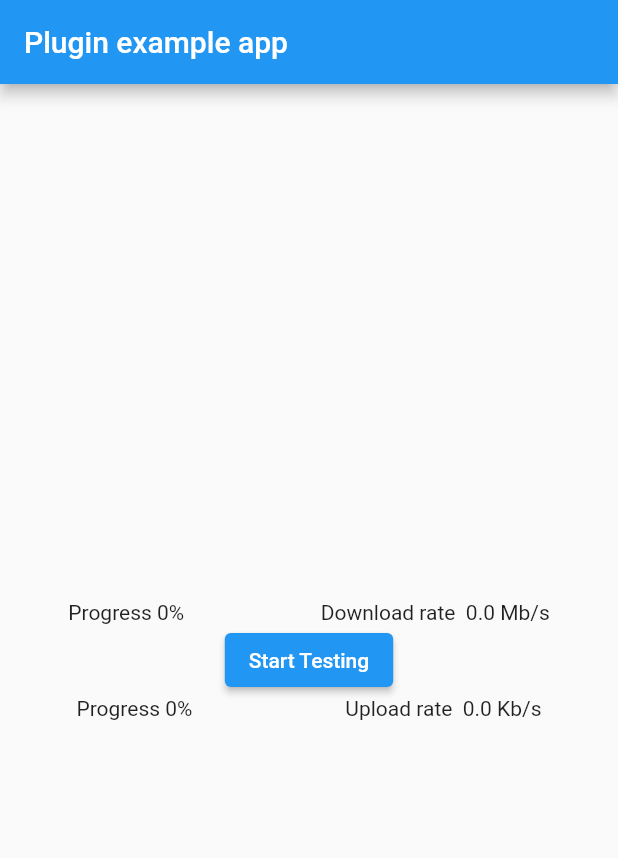
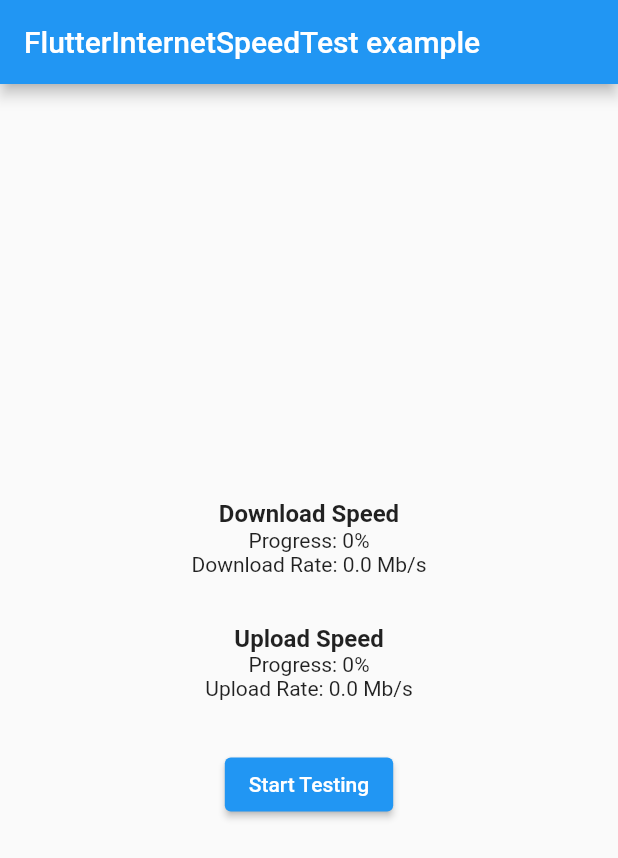
Before and after one commit to shaz-tech/flutter_internet_speed_test, a Flutter app: the screen it shows after launch, after a tap on "Start Testing", on a phone screen of 412 x 824 dp. Shown: the top 858 px of the screen. Run offline on Flutter 3.47's test engine with Material 2 defaults, Android fonts, the phone set to English and light mode, and no system bars; our stand-ins replace connectivity_plus, plugin_platform_interface; missing offline and left inert: tuple_dart.

Commit message:
* Added internet connectivity check * Added method to check isTestInProgress * Made FlutterInternetSpeedTest singleton to run single test at a time * No tuple dependency

```diff
--- a/example/lib/main.dart
+++ b/example/lib/main.dart
@@ -16,6 +16,7 @@ class MyApp extends StatefulWidget {
 class _MyAppState extends State<MyApp> {
   final internetSpeedTest = FlutterInternetSpeedTest();
 
+  bool testInProgress = false;
   double downloadRate = 0;
   double uploadRate = 0;
   String downloadProgress = '0';
@@ -28,23 +29,52 @@ class _MyAppState extends State<MyApp> {
     return MaterialApp(
       home: Scaffold(
         appBar: AppBar(
-          title: const Text('Plugin example app'),
+          title: const Text('FlutterInternetSpeedTest example'),
         ),
         body: Center(
           child: Column(
             mainAxisSize: MainAxisSize.min,
             children: <Widget>[
-              Row(
-                mainAxisAlignment: MainAxisAlignment.spaceAround,
+              Column(
+                mainAxisAlignment: MainAxisAlignment.center,
                 children: <Widget>[
-                  Text('Progress $downloadProgress%'),
-                  Text('Download rate  $downloadRate $unitText'),
+                  const Text(
+                    'Download Speed',
+                    style: TextStyle(
+                      fontSize: 16.0,
+                      fontWeight: FontWeight.bold,
+                    ),
+                  ),
+                  Text('Progress: $downloadProgress%'),
+                  Text('Download Rate: $downloadRate $unitText'),
                 ],
               ),
+              const SizedBox(
+                height: 32.0,
+              ),
+              Column(
+                mainAxisAlignment: MainAxisAlignment.center,
+                children: <Widget>[
+                  const Text(
+                    'Upload Speed',
+                    style: TextStyle(
+                      fontSize: 16.0,
+                      fontWeight: FontWeight.bold,
+                    ),
+                  ),
+                  Text('Progress: $uploadProgress%'),
+                  Text('Upload Rate: $uploadRate $unitText'),
+                ],
+              ),
+              const SizedBox(
+                height: 32.0,
+              ),
+              if (!testInProgress) ...{
                 ElevatedButton(
                   child: const Text('Start Testing'),
-                onPressed: () {
-                  internetSpeedTest.startTesting(
+                  onPressed: () async {
+                    reset();
+                    final started = await internetSpeedTest.startTesting(
                       onDone: (TestResult download, TestResult upload) {
                         if (kDebugMode) {
                           print(
@@ -55,6 +85,7 @@ class _MyAppState extends State<MyApp> {
                           unitText =
                               download.unit == SpeedUnit.Kbps ? 'Kb/s' : 'Mb/s';
                           downloadProgress = '100';
+                          testInProgress = false;
                         });
                         setState(() {
                           uploadRate = upload.transferRate;
@@ -85,21 +116,32 @@ class _MyAppState extends State<MyApp> {
                           print(
                               'the errorMessage $errorMessage, the speedTestError $speedTestError');
                         }
+                        reset();
                       },
                     );
+                    setState(() => testInProgress = started);
                   },
-              ),
-              Row(
-                mainAxisAlignment: MainAxisAlignment.spaceAround,
-                children: <Widget>[
-                  Text('Progress $uploadProgress%'),
-                  Text('Upload rate  $uploadRate Kb/s'),
-                ],
-              ),
+                )
+              } else ...{
+                const CircularProgressIndicator(),
+              },
             ],
           ),
         ),
       ),
     );
   }
+
+  void reset() {
+    setState(() {
+      {
+        testInProgress = false;
+        downloadRate = 0;
+        uploadRate = 0;
+        downloadProgress = '0';
+        uploadProgress = '0';
+        unitText = 'Mb/s';
       }
+    });
+  }
+}
--- a/lib/flutter_internet_speed_test.dart
+++ b/lib/flutter_internet_speed_test.dart
@@ -1,3 +1,11 @@
-export './src/flutter_internet_speed_test.dart' show FlutterInternetSpeedTest;
+library flutter_internet_speed_test;
+
+export './src/flutter_internet_speed_test.dart'
+    show
+        FlutterInternetSpeedTest,
+        ResultCallback,
+        TestProgressCallback;
+export './src/flutter_internet_speed_test_platform_interface.dart'
+    show ErrorCallback;
 export './src/callbacks_enum.dart';
 export './src/test_result.dart' show TestResult;
--- a/lib/src/flutter_internet_speed_test.dart
+++ b/lib/src/flutter_internet_speed_test.dart
@@ -1,3 +1,4 @@
+import 'package:connectivity_plus/connectivity_plus.dart';
 import 'package:flutter_internet_speed_test/src/test_result.dart';
 
 import 'callbacks_enum.dart';
@@ -7,7 +8,14 @@ typedef ResultCallback = void Function(TestResult download, TestResult upload);
 typedef TestProgressCallback = void Function(double percent, TestResult data);
 
 class FlutterInternetSpeedTest {
+  static final FlutterInternetSpeedTest _instance =
+      FlutterInternetSpeedTest._private();
+
   bool _isTestInProgress = false;
+
+  factory FlutterInternetSpeedTest() => _instance;
+
+  FlutterInternetSpeedTest._private();
 
   bool isTestInProgress() => _isTestInProgress;
 
@@ -20,6 +28,9 @@ class FlutterInternetSpeedTest {
     int fileSize = 200000,
   }) async {
     if (_isTestInProgress) {
+      return false;
+    }
+    if (await isInternetAvailable() == false) {
       return false;
     }
     _isTestInProgress = true;
@@ -61,4 +72,11 @@ class FlutterInternetSpeedTest {
     );
     return true;
   }
+
+  Future<bool> isInternetAvailable() async {
+    final connectivity = Connectivity();
+    final connectivityResult = await connectivity.checkConnectivity();
+    return connectivityResult == ConnectivityResult.mobile ||
+        connectivityResult == ConnectivityResult.wifi;
+  }
 }
--- a/lib/src/flutter_internet_speed_test_method_channel.dart
+++ b/lib/src/flutter_internet_speed_test_method_channel.dart
@@ -1,6 +1,6 @@
 import 'package:flutter/foundation.dart';
 import 'package:flutter/services.dart';
-import 'package:tuple/tuple.dart';
+import 'package:tuple_dart/tuple.dart';
 
 import 'callbacks_enum.dart';
 import 'flutter_internet_speed_test_platform_interface.dart';
--- a/pubspec.yaml
+++ b/pubspec.yaml
@@ -3,6 +3,7 @@ description: A Flutter plugin to test internet download and upload speed.
 version: 1.0.1
 # authors: [ Shahbaz Akhtar <meshahbaz.akhtar@gmail.com> ]
 homepage: https://github.com/shaz-tech/flutter_internet_speed_test
+publish_to: https://pub.dev
 
 environment:
   sdk: ">=2.17.3 <3.0.0"
@@ -12,7 +13,9 @@ dependencies:
   flutter:
     sdk: flutter
   plugin_platform_interface: ^2.0.2
-  tuple: ^2.0.0
+  #tuple: ^2.0.0
+  tuple_dart: ^1.4.2
+  connectivity_plus: ^2.3.7
 
 dev_dependencies:
   flutter_test:
```
Also changed, not shown: lib/src/flutter_internet_speed_test_platform_interface.dart (+5 -3 lines), 2 other files. Lines whose indentation alone changed are shown as unchanged.
